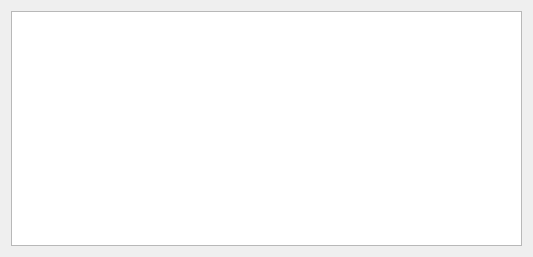
First picture: the form in pages/pagesynrm.ui, repository gowrav/vesc_tool, before the edit.
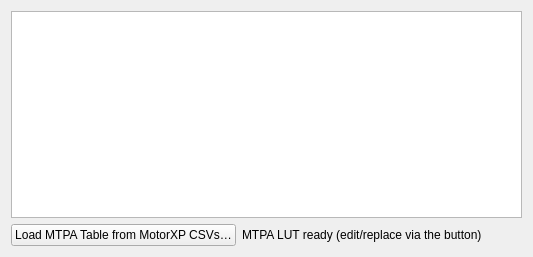
Second picture: the form after the edit. Custom widgets are drawn as their Qt base class.

Commit message: synrm_v2 3.2b: SynRM MTPA loader — compute from MotorXP CSVs & upload

Diff of the .ui file:
```diff
--- a/pages/pagesynrm.ui
+++ b/pages/pagesynrm.ui
@@ -17,6 +17,40 @@
    <item>
     <widget class="ParamTable" name="paramTab"/>
    </item>
+   <item>
+    <layout class="QHBoxLayout" name="mtpaLayout">
+     <item>
+      <widget class="QPushButton" name="loadMtpaButton">
+       <property name="text">
+        <string>Load MTPA Table from MotorXP CSVs…</string>
+       </property>
+       <property name="toolTip">
+        <string>Select a MotorXP dq-parameter export folder (Id.csv, Iq.csv, Fluxlinkage_d.csv, Fluxlinkage_q.csv). The MTPA id*(|I|) locus is computed here and written into the SynRM MTPA lookup table. Then Write Motor Configuration to upload it.</string>
+       </property>
+      </widget>
+     </item>
+     <item>
+      <widget class="QLabel" name="mtpaInfoLabel">
+       <property name="text">
+        <string>MTPA LUT ready (edit/replace via the button)</string>
+       </property>
+      </widget>
+     </item>
+     <item>
+      <spacer name="mtpaSpacer">
+       <property name="orientation">
+        <enum>Qt::Horizontal</enum>
+       </property>
+       <property name="sizeHint" stdset="0">
+        <size>
+         <width>40</width>
+         <height>20</height>
+        </size>
+       </property>
+      </spacer>
+     </item>
+    </layout>
+   </item>
   </layout>
  </widget>
  <customwidgets>
```
The commit also changes 3 other files.
